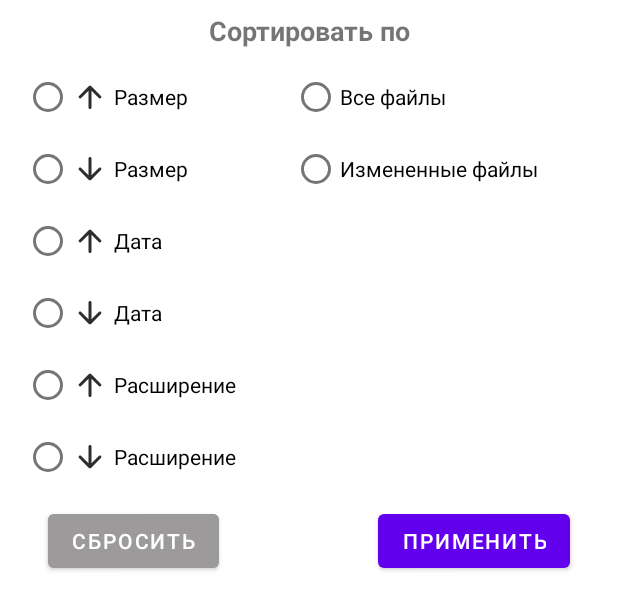
After one commit to aily-hhh/ListOfMyFiles, an Android app: the layout bottom_sheet_dialog.xml on its own in the app's theme, with its tools: preview values and no code run, on a phone screen of 412 x 824 dp. The commit adds this screen. Shown: the top 610 px of the screen. Run offline under Robolectric (Android 15) with nearby library versions, the phone set to English and light mode, and no system bars.

Commit message:
Bottom Sheet Dialog
new string resources, new icons (arrows)

```diff
--- a/app/src/main/java/com/example/listofmyfiles/MainActivity.kt
+++ b/app/src/main/java/com/example/listofmyfiles/MainActivity.kt
@@ -2,10 +2,24 @@ package com.example.listofmyfiles
 
 import androidx.appcompat.app.AppCompatActivity
 import android.os.Bundle
+import android.widget.TextView
+import com.google.android.material.bottomsheet.BottomSheetDialog
 
 class MainActivity : AppCompatActivity() {
+
+    var sortTextView: TextView? = null
+
     override fun onCreate(savedInstanceState: Bundle?) {
         super.onCreate(savedInstanceState)
         setContentView(R.layout.activity_main)
+
+        sortTextView = findViewById(R.id.sortTextView)
+        sortTextView?.setOnClickListener {
+            val bottomSheet = BottomSheetDialog(this)
+            val view = layoutInflater.inflate(R.layout.bottom_sheet_dialog, null)
+            bottomSheet.setCancelable(true)
+            bottomSheet.setContentView(view)
+            bottomSheet.show()
+        }
     }
 }
--- /dev/null
+++ b/app/src/main/res/drawable/ic_arrow_down.xml
@@ -0,0 +1,5 @@
+<vector android:height="24dp" android:tint="#2D2D2D"
+    android:viewportHeight="24" android:viewportWidth="24"
+    android:width="24dp" xmlns:android="http://schemas.android.com/apk/res/android">
+    <path android:fillColor="@android:color/white" android:pathData="M11,5v11.17l-4.88,-4.88c-0.39,-0.39 -1.03,-0.39 -1.42,0 -0.39,0.39 -0.39,1.02 0,1.41l6.59,6.59c0.39,0.39 1.02,0.39 1.41,0l6.59,-6.59c0.39,-0.39 0.39,-1.02 0,-1.41 -0.39,-0.39 -1.02,-0.39 -1.41,0L13,16.17V5c0,-0.55 -0.45,-1 -1,-1s-1,0.45 -1,1z"/>
+</vector>
--- /dev/null
+++ b/app/src/main/res/drawable/ic_arrow_up.xml
@@ -0,0 +1,5 @@
+<vector android:height="24dp" android:tint="#2D2D2D"
+    android:viewportHeight="24" android:viewportWidth="24"
+    android:width="24dp" xmlns:android="http://schemas.android.com/apk/res/android">
+    <path android:fillColor="@android:color/white" android:pathData="M13,19V7.83l4.88,4.88c0.39,0.39 1.03,0.39 1.42,0 0.39,-0.39 0.39,-1.02 0,-1.41l-6.59,-6.59c-0.39,-0.39 -1.02,-0.39 -1.41,0l-6.6,6.58c-0.39,0.39 -0.39,1.02 0,1.41 0.39,0.39 1.02,0.39 1.41,0L11,7.83V19c0,0.55 0.45,1 1,1s1,-0.45 1,-1z"/>
+</vector>
--- a/app/src/main/res/layout/activity_main.xml
+++ b/app/src/main/res/layout/activity_main.xml
@@ -12,7 +12,7 @@
         android:layout_height="wrap_content"
         android:layout_margin="8dp"
         android:text="@string/my_files"
-        android:textSize="24sp"
+        android:textSize="20sp"
         android:textStyle="bold"
         app:layout_constraintEnd_toStartOf="@+id/sortTextView"
         app:layout_constraintStart_toStartOf="parent"
@@ -28,8 +28,10 @@
         android:layout_marginHorizontal="16dp"
         android:text="@string/sorting"
         android:textColor="@color/teal_700"
+        android:textSize="10sp"
         android:drawablePadding="4dp"
-        app:drawableStartCompat="@drawable/ic_sort" />
+        app:drawableStartCompat="@drawable/ic_sort"
+        tools:ignore="SmallSp" />
 
     <View
         android:id="@+id/viewGradient"
--- /dev/null
+++ b/app/src/main/res/layout/bottom_sheet_dialog.xml
@@ -0,0 +1,129 @@
+<?xml version="1.0" encoding="utf-8"?>
+<androidx.cardview.widget.CardView xmlns:android="http://schemas.android.com/apk/res/android"
+    xmlns:app="http://schemas.android.com/apk/res-auto"
+    app:cardCornerRadius="10dp"
+    android:layout_width="match_parent"
+    android:layout_height="wrap_content">
+
+    <androidx.constraintlayout.widget.ConstraintLayout
+        android:paddingHorizontal="16dp"
+        android:paddingVertical="8dp"
+        android:layout_width="match_parent"
+        android:layout_height="match_parent">
+
+        <TextView
+            android:id="@+id/nameSortTextView"
+            android:layout_width="match_parent"
+            android:layout_height="wrap_content"
+            android:paddingBottom="8dp"
+            android:text="@string/sort_by"
+            android:gravity="center"
+            android:textStyle="bold"
+            android:textSize="18sp"
+            app:layout_constraintEnd_toEndOf="parent"
+            app:layout_constraintStart_toStartOf="parent"
+            app:layout_constraintTop_toTopOf="parent" />
+
+        <Button
+            android:id="@+id/saveButton"
+            android:layout_width="wrap_content"
+            android:layout_height="wrap_content"
+            android:text="@string/save"
+            android:layout_marginVertical="8dp"
+            android:layout_marginHorizontal="16dp"
+            app:layout_constraintBottom_toBottomOf="parent"
+            app:layout_constraintEnd_toEndOf="parent"
+            app:layout_constraintTop_toBottomOf="@+id/sortRadioGroup" />
+
+        <Button
+            android:id="@+id/cancelButton"
+            android:layout_width="wrap_content"
+            android:layout_height="wrap_content"
+            android:text="@string/cancel"
+            android:backgroundTint="@color/grey_medium"
+            android:layout_marginVertical="8dp"
+            android:layout_marginHorizontal="16dp"
+            app:layout_constraintBottom_toBottomOf="parent"
+            app:layout_constraintStart_toStartOf="parent"
+            app:layout_constraintTop_toBottomOf="@+id/sortRadioGroup" />
+
+        <RadioGroup
+            android:id="@+id/typeOfFilesRadioGroup"
+            android:layout_width="wrap_content"
+            android:layout_height="wrap_content"
+            app:layout_constraintEnd_toEndOf="parent"
+            app:layout_constraintStart_toEndOf="@+id/sortRadioGroup"
+            app:layout_constraintTop_toBottomOf="@id/nameSortTextView">
+
+            <RadioButton
+                android:id="@+id/allFilesRadioButton"
+                android:layout_width="match_parent"
+                android:layout_height="wrap_content"
+                android:text="@string/all_files" />
+
+            <RadioButton
+                android:id="@+id/editFilesRadioButton"
+                android:layout_width="match_parent"
+                android:layout_height="wrap_content"
+                android:text="@string/edit_files" />
+        </RadioGroup>
+
+        <RadioGroup
+            android:id="@+id/sortRadioGroup"
+            android:layout_width="wrap_content"
+            android:layout_height="wrap_content"
+            app:layout_constraintStart_toStartOf="parent"
+            app:layout_constraintTop_toBottomOf="@id/nameSortTextView">
+
+            <RadioButton
+                android:id="@+id/ascSizeRadioButton"
+                android:layout_width="match_parent"
+                android:layout_height="wrap_content"
+                android:drawableStart="@drawable/ic_arrow_up"
+                android:drawablePadding="4dp"
+                android:text="@string/size" />
+
+            <RadioButton
+                android:id="@+id/descSizeRadioButton"
+                android:layout_width="match_parent"
+                android:layout_height="wrap_content"
+                android:drawableStart="@drawable/ic_arrow_down"
+                android:drawablePadding="4dp"
+                android:text="@string/size" />
+
+            <RadioButton
+                android:id="@+id/ascDateRadioButton"
+                android:layout_width="match_parent"
+                android:layout_height="wrap_content"
+                android:drawableStart="@drawable/ic_arrow_up"
+                android:drawablePadding="4dp"
+                android:text="@string/date" />
+
+            <RadioButton
+                android:id="@+id/descDateRadioButton"
+                android:layout_width="match_parent"
+                android:layout_height="wrap_content"
+                android:drawableStart="@drawable/ic_arrow_down"
+                android:drawablePadding="4dp"
+                android:text="@string/date" />
+
+            <RadioButton
+                android:id="@+id/ascExpansionRadioButton"
+                android:layout_width="match_parent"
+                android:layout_height="wrap_content"
+                android:drawableStart="@drawable/ic_arrow_up"
+                android:drawablePadding="4dp"
+                android:text="@string/expansion" />
+
+            <RadioButton
+                android:id="@+id/descExpansionRadioButton"
+                android:layout_width="match_parent"
+                android:layout_height="wrap_content"
+                android:drawableStart="@drawable/ic_arrow_down"
+                android:drawablePadding="4dp"
+                android:text="@string/expansion" />
+        </RadioGroup>
+
+    </androidx.constraintlayout.widget.ConstraintLayout>
+
+</androidx.cardview.widget.CardView>
--- a/app/src/main/res/layout/item_file.xml
+++ b/app/src/main/res/layout/item_file.xml
@@ -29,7 +29,7 @@
             android:layout_height="wrap_content"
             android:layout_marginTop="8dp"
             android:layout_marginHorizontal="16dp"
-            android:text="Name"
+            android:text="@string/name"
             android:textStyle="bold"
             android:textSize="16sp"
             app:layout_constraintStart_toEndOf="@+id/imageView"
@@ -41,7 +41,7 @@
             android:layout_height="wrap_content"
             android:layout_marginHorizontal="8dp"
             android:layout_marginBottom="8dp"
-            android:text="Size"
+            android:text="@string/size"
             android:textSize="12sp"
             app:layout_constraintBottom_toBottomOf="parent"
             app:layout_constraintEnd_toStartOf="@+id/dateFileTextView"
@@ -53,7 +53,7 @@
             android:layout_height="wrap_content"
             android:layout_marginHorizontal="16dp"
             android:layout_marginBottom="8dp"
-            android:text="Date"
+            android:text="@string/date"
             android:textSize="12sp"
             app:layout_constraintBottom_toBottomOf="parent"
             app:layout_constraintEnd_toEndOf="parent"
--- a/app/src/main/res/values/strings.xml
+++ b/app/src/main/res/values/strings.xml
@@ -2,4 +2,13 @@
     <string name="app_name">List of my files</string>
     <string name="my_files">Список файлов</string>
     <string name="sorting">Сортировать</string>
+    <string name="expansion">Расширение</string>
+    <string name="date">Дата</string>
+    <string name="size">Размер</string>
+    <string name="edit_files">Измененные файлы</string>
+    <string name="all_files">Все файлы</string>
+    <string name="cancel">Сбросить</string>
+    <string name="save">Применить</string>
+    <string name="sort_by">Сортировать по</string>
+    <string name="name">Name</string>
 </resources>
```
